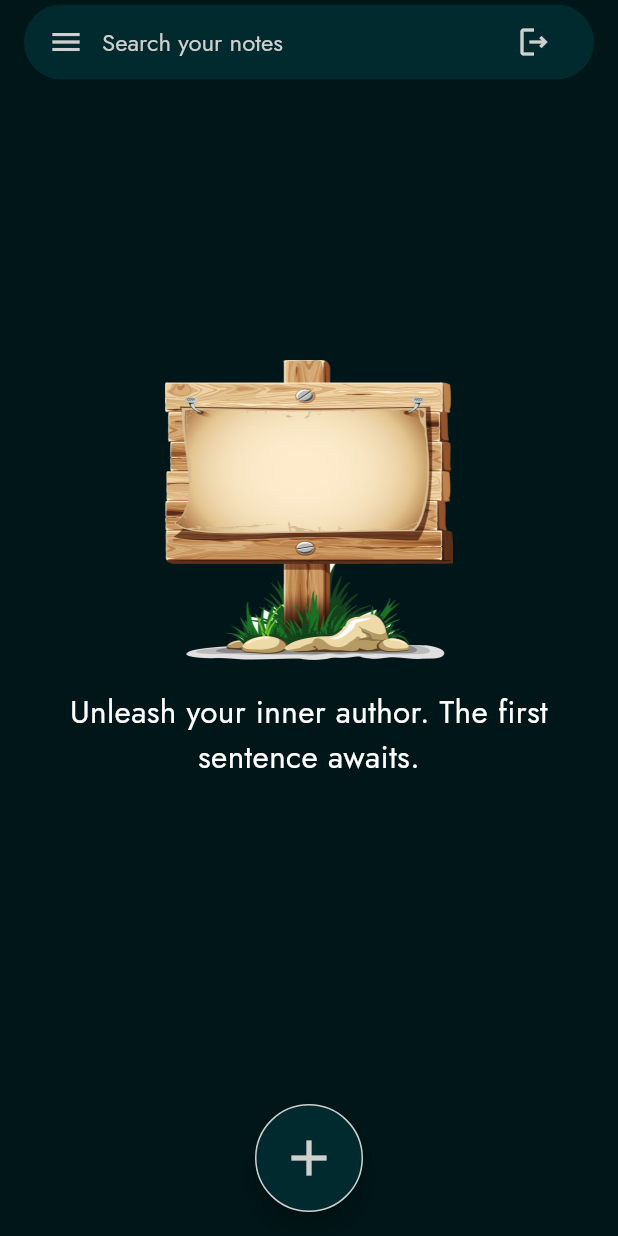
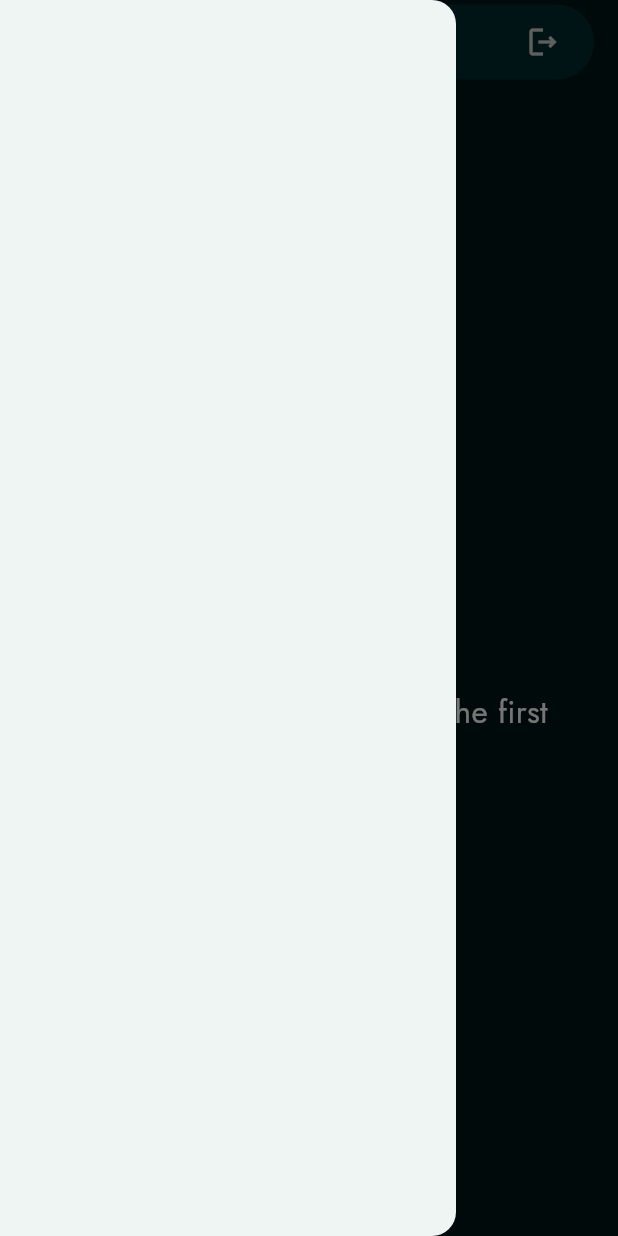
Before and after one commit to SamuelNw/notes, a Flutter app: the NotesView screen opened directly, with the side drawer open (before the commit the screen has no drawer), on a phone screen of 412 x 824 dp. Run offline on Flutter 3.47's test engine with Material 3 defaults, Android fonts, the phone set to English and light mode, and no system bars; our stand-ins replace bloc, cloud_firestore, equatable, firebase_auth, firebase_core, flutter_bloc and 2 more; accounts and stored records are empty; generated files the repository leaves out were written again.

Commit message:
Initiate sidebar

```diff
--- /dev/null
+++ b/notes/lib/utilities/NavBar.dart
@@ -0,0 +1,10 @@
+import "package:flutter/material.dart";
+
+class NavBar extends StatelessWidget {
+  const NavBar({super.key});
+
+  @override
+  Widget build(BuildContext context) {
+    return const Drawer();
+  }
+}
--- a/notes/lib/views/notes/notes_view.dart
+++ b/notes/lib/views/notes/notes_view.dart
@@ -7,6 +7,7 @@ import "package:notes/services/auth/bloc/auth_bloc.dart";
 import "package:notes/services/auth/bloc/auth_event.dart";
 import "package:notes/services/cloud/cloud_note.dart";
 import "package:notes/services/cloud/firebase_cloud_storage.dart";
+import 'package:notes/utilities/NavBar.dart';
 import "package:notes/utilities/dialogs/logout_dialog.dart";
 import "package:notes/views/notes/notes_list_view.dart";
 import "package:notes/views/temp_loading_page.dart";
@@ -32,14 +33,15 @@ class _NotesViewState extends State<NotesView> {
   Widget build(BuildContext context) {
     return Scaffold(
       backgroundColor: const Color.fromARGB(255, 0, 22, 24),
+      drawer: const Drawer(),
       appBar: AppBar(
         automaticallyImplyLeading: false,
         title: Padding(
           padding: const EdgeInsets.only(top: 5, bottom: 5),
           child: Container(
             padding: const EdgeInsets.only(
-              left: 16,
-              right: 16,
+              left: 10,
+              right: 10,
             ),
             height: 50.0,
             decoration: BoxDecoration(
@@ -49,13 +51,25 @@ class _NotesViewState extends State<NotesView> {
             child: Row(
               mainAxisAlignment: MainAxisAlignment.spaceBetween,
               children: [
-                const Icon(Icons.menu),
+                Builder(builder: (context) {
+                  return IconButton(
+                    onPressed: () => Scaffold.of(context).openDrawer(),
+                    icon: const Icon(Icons.menu),
+                  );
+                }),
                 const SizedBox(width: 12),
                 const Expanded(
-                  child: Text(
-                    "Search your notes",
+                  child: CupertinoTextField(
+                    placeholder: "Search your notes",
+                    placeholderStyle: TextStyle(
+                      color: Color.fromARGB(255, 207, 207, 207),
+                      fontFamily: "Jost",
+                      fontSize: 16.0,
+                    ),
+                    cursorColor: Colors.white,
+                    decoration: BoxDecoration(color: Colors.transparent),
                     style: TextStyle(
-                      fontSize: 16.0,
+                      color: Color.fromARGB(255, 207, 207, 207),
                     ),
                   ),
                 ),
```
